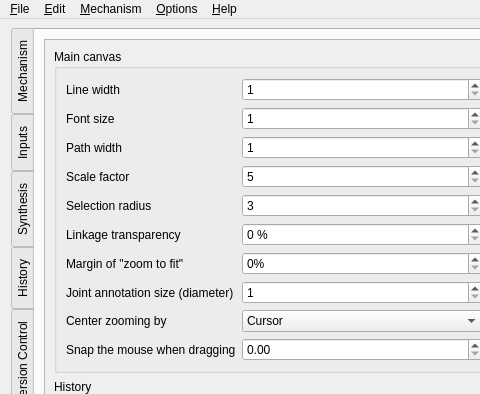
KmolYuan/Pyslvs-UI, file core/main.ui: the form before one commit; both pictures show x 0 to 480 and y 0 to 394 of the 989 by 863 pixel window.
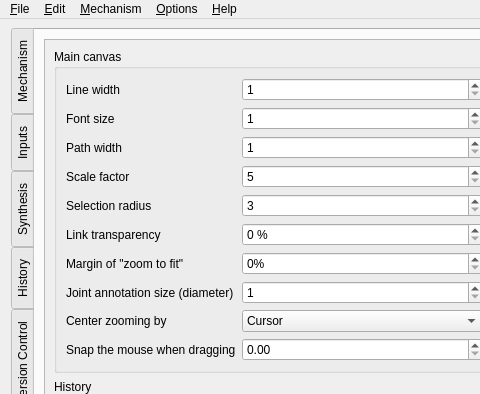
The form after the commit. The open tabs and pages were chosen to show the change. Icons and pictures are not drawn.

What changed in the file:
```diff
--- a/core/main.ui
+++ b/core/main.ui
@@ -650,7 +650,7 @@
                     <item row="6" column="0">
                      <widget class="QLabel" name="linkagetransparency_label">
                       <property name="text">
-                       <string>Linkage transparency</string>
+                       <string>Link transparency</string>
                       </property>
                      </widget>
                     </item>
```
Left out of the diff: 18 changed lines with no effect on the pictures.
